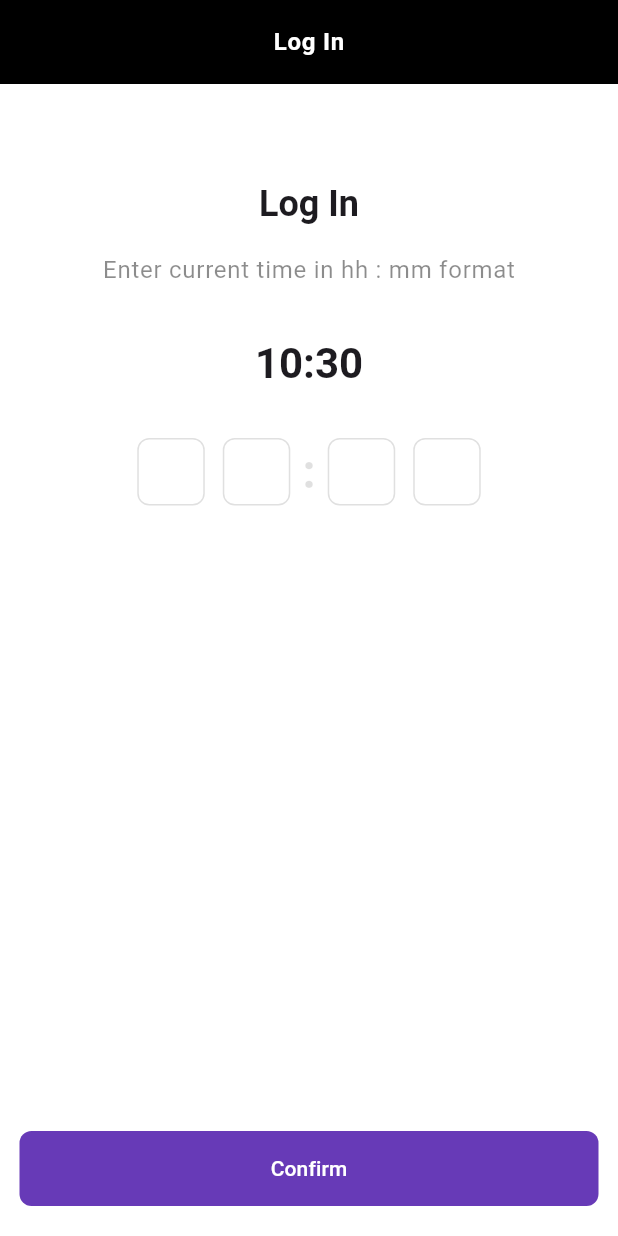
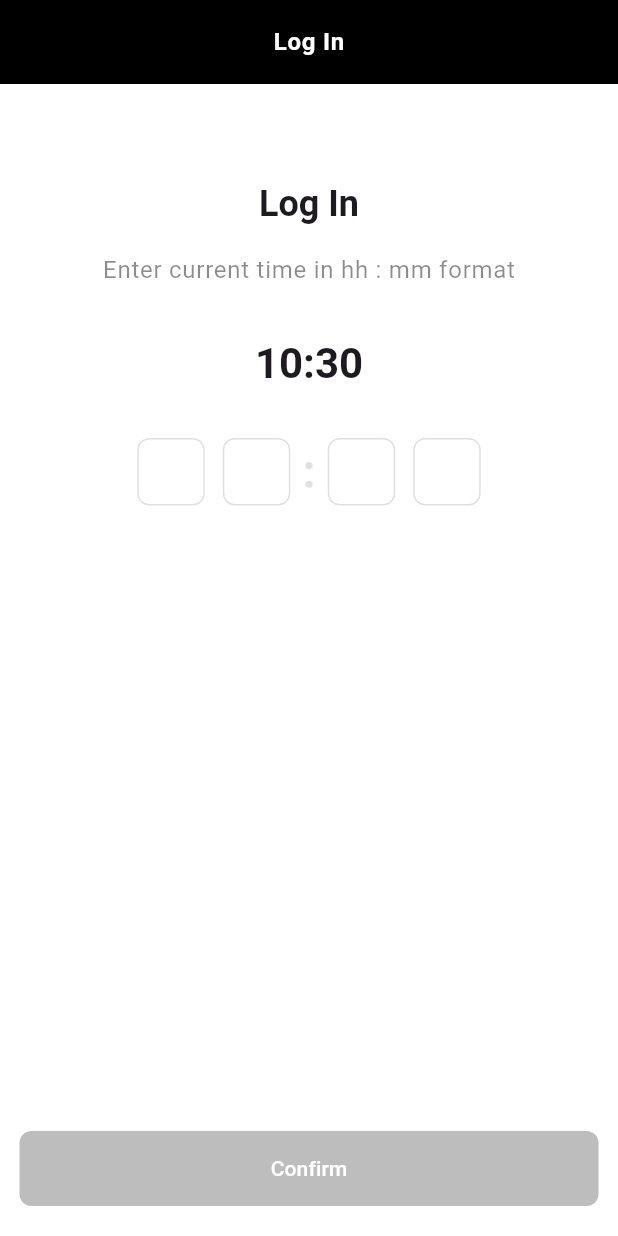
Before and after one commit to nicoolle/notificationsApp, a Flutter app: the screen it shows after launch, after a tap on "Confirm", on a phone screen of 412 x 824 dp. Run offline on Flutter 3.47's test engine with Material 3 defaults, Android fonts, the phone set to English and light mode, and no system bars; drawn by our look-alikes of pinput; our stand-ins replace flutter_easyloading, get.

Commit message:
login page finished, init notifications page added

```diff
--- a/lib/presentation/controllers/login/login_controller.dart
+++ b/lib/presentation/controllers/login/login_controller.dart
@@ -3,11 +3,13 @@ import 'dart:async';
 import 'package:flutter/cupertino.dart';
 import 'package:get/get.dart';
 import 'package:intl/intl.dart';
+import 'package:make_it_app/routes/routes.dart';
 
 class LoginController extends GetxController {
   final pinController = TextEditingController();
-  final DateTime dateTimeNow = DateTime.now();
   final RxString timeNow = ''.obs;
+  final RxBool isTimeWrong = false.obs;
+  final RxBool isPinFilled = false.obs;
 
   @override
   void onInit() async {
@@ -18,23 +20,35 @@ class LoginController extends GetxController {
   @override
   void onReady() async {
     super.onReady();
-    await _loadPeriodicDateTime();
+    _loadPeriodicDateTime();
   }
 
   _loadPeriodicDateTime() {
-    Timer.periodic(const Duration(seconds: 1),
-            (_) => timeNow.value = _formattedTime());
+    Timer.periodic(
+        const Duration(seconds: 1), (_) => timeNow.value = _formattedTime());
   }
 
   String _formattedTime() {
-    String currentTime = DateFormat('hh:mm').format(dateTimeNow);
+    String currentTime = DateFormat('hh:mm').format(DateTime.now());
     return currentTime;
   }
 
-  onConfirm() {
-    String formattedTime = DateFormat('hhmm').format(dateTimeNow);
-    if (formattedTime == pinController.text) {
-      print("Nicole!!!!!!!!!!!!!!!!!!!!!!!!!!!!!!");
+  onPinChanged(String value) {
+    if (value.length == 4) {
+      isPinFilled.value = true;
+    } else {
+      isPinFilled.value = false;
     }
   }
+
+  onConfirm() {
+    String formattedTime = DateFormat('hhmm').format(DateTime.now());
+    if (formattedTime == pinController.text) {
+      Get.offAllNamed(Routes.NOTIFICATIONS);
+    } else {
+      isTimeWrong.value = true;
+    }
+  }
+
+  removeErrorMessage() => isTimeWrong.value = false;
 }
--- /dev/null
+++ b/lib/presentation/controllers/notifications/notifications_binding.dart
@@ -0,0 +1,9 @@
+import 'package:get/get.dart';
+import 'package:make_it_app/presentation/controllers/notifications/notifications_controller.dart';
+
+class NotificationsBinding extends Bindings {
+  @override
+  void dependencies() {
+    Get.lazyPut<NotificationsController>(() => NotificationsController());
+  }
+}
--- /dev/null
+++ b/lib/presentation/pages/login/confirm_button.dart
@@ -0,0 +1,27 @@
+import 'package:flutter/material.dart';
+import 'package:get/get.dart';
+import 'package:make_it_app/presentation/controllers/login/login_controller.dart';
+
+class ConfirmButton extends GetView<LoginController> {
+  const ConfirmButton({super.key});
+
+  @override
+  Widget build(BuildContext context) {
+    return Obx(
+      () => Padding(
+        padding: const EdgeInsets.symmetric(horizontal: 13.0, vertical: 20),
+        child: controller.isPinFilled.isTrue
+            ? FilledButton(
+                onPressed: controller.onConfirm,
+                child: const Text('Confirm'),
+              )
+            : FilledButton(
+                onPressed: () {},
+                style: FilledButton.styleFrom(
+                  backgroundColor: Colors.black26,
+                ),
+                child: const Text('Confirm')),
+      ),
+    );
+  }
+}
--- a/lib/presentation/pages/login/login_page.dart
+++ b/lib/presentation/pages/login/login_page.dart
@@ -1,6 +1,8 @@
 import 'package:flutter/material.dart';
 import 'package:get/get.dart';
 import 'package:make_it_app/presentation/controllers/login/login_controller.dart';
+import 'package:make_it_app/presentation/pages/login/confirm_button.dart';
+import 'package:make_it_app/presentation/pages/login/error_message.dart';
 import 'package:make_it_app/style/app_sizes.dart';
 import 'package:make_it_app/utils/app_bar.dart';
 import 'package:pinput/pinput.dart';
@@ -51,6 +53,8 @@ class LoginPage extends GetView<LoginController> {
               ),
               gapH32,
               Pinput(
+                onTap: controller.removeErrorMessage,
+                onChanged: (v) => controller.onPinChanged(v),
                 controller: controller.pinController,
                 separatorBuilder: (index) => index == 1
                     ? Text(
@@ -70,13 +74,14 @@ class LoginPage extends GetView<LoginController> {
               Expanded(
                 child: Align(
                     alignment: Alignment.bottomCenter,
-                    child: Padding(
-                      padding: const EdgeInsets.symmetric(
-                          horizontal: 13.0, vertical: 20),
-                      child: FilledButton(
-                        onPressed: () {controller.onConfirm();},
-                        child: const Text('Confirm'),
-                      ),
+                    child: Column(
+                      mainAxisAlignment: MainAxisAlignment.end,
+                      children: [
+                        controller.isTimeWrong.value
+                            ? const LoginErrorMessage()
+                            : Container(),
+                        const ConfirmButton()
+                      ],
                     )),
               )
             ],
--- a/lib/routes/app_pages.dart
+++ b/lib/routes/app_pages.dart
@@ -1,6 +1,8 @@
 import 'package:get/get_navigation/src/routes/get_route.dart';
 import 'package:make_it_app/presentation/controllers/login/login_binding.dart';
+import 'package:make_it_app/presentation/controllers/notifications/notifications_binding.dart';
 import 'package:make_it_app/presentation/pages/login/login_page.dart';
+import 'package:make_it_app/presentation/pages/notifications/notifications_page.dart';
 import 'package:make_it_app/routes/routes.dart';
 
 class AppPages {
@@ -10,5 +12,10 @@ class AppPages {
       page: () => LoginPage(),
       binding: LoginBinding(),
     ),
+    GetPage(
+      name: Routes.NOTIFICATIONS,
+      page: () => const NotificationsPage(),
+      binding: NotificationsBinding(),
+    )
   ];
 }
--- a/lib/routes/routes.dart
+++ b/lib/routes/routes.dart
@@ -1,3 +1,4 @@
 abstract class Routes {
   static const LOGIN = '/login';
+  static const NOTIFICATIONS = '/notifications';
 }
```
Also changed, not shown: lib/presentation/controllers/notifications/notifications_controller.dart (added, +14 -0 lines), lib/presentation/pages/login/error_message.dart (added, +26 -0 lines), lib/presentation/pages/notifications/notifications_page.dart (added, +35 -0 lines).
